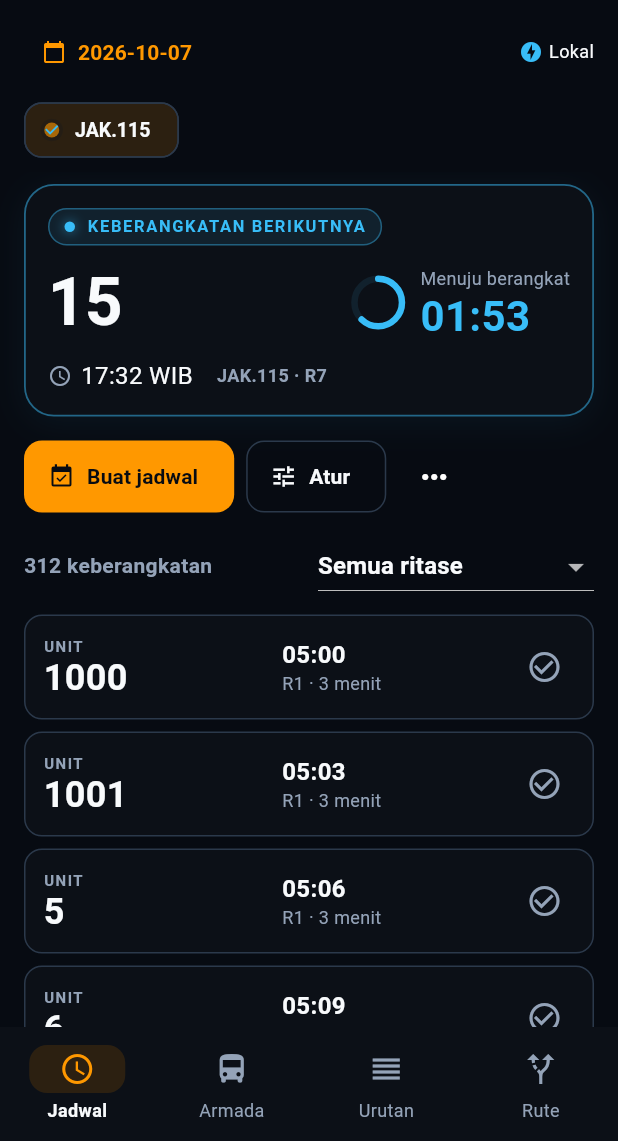
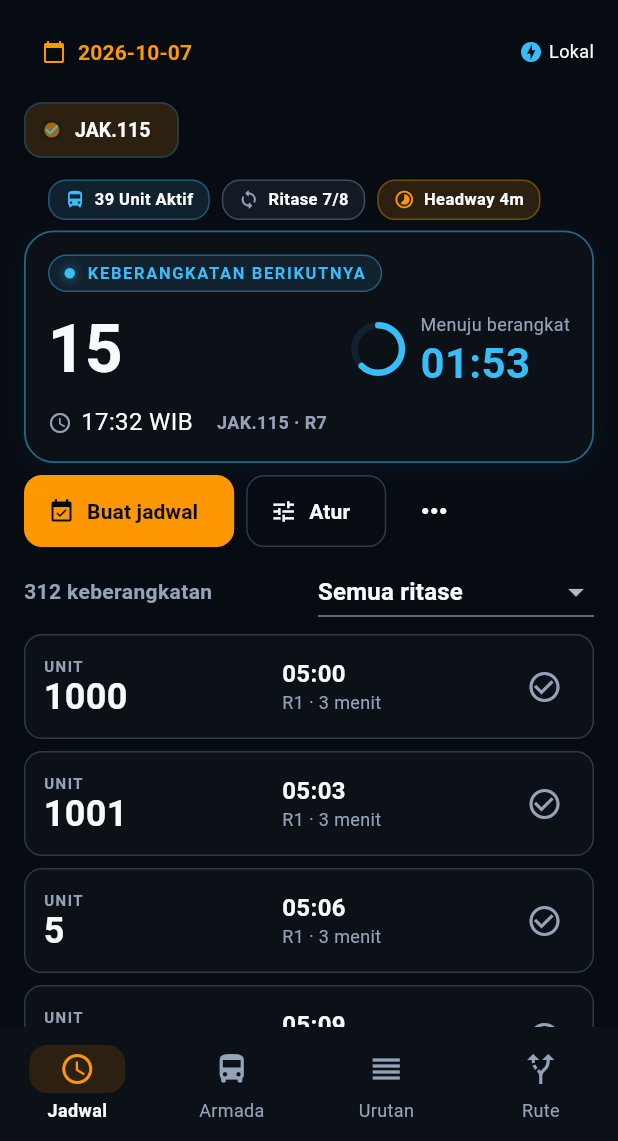
Before and after one commit to biiCode37/hedge-cross, a Flutter app: the screen it shows after launch, on a phone screen of 412 x 824 dp, the part 95-1236 px from its top. Run offline on Flutter 3.47's test engine with Material 3 defaults, Android fonts, the phone set to English and light mode, and no system bars; our stand-ins replace drift, file_picker, flutter_local_notifications, flutter_riverpod, pdf, share_plus and 2 more; missing offline and left inert: excel; accounts and stored records are empty.

Commit message:
feat(ui): integrate Cyber-Transit HUD into main operational schedule screen

```diff
--- a/lib/ui/app.dart
+++ b/lib/ui/app.dart
@@ -15,6 +15,7 @@ import '../domain/models.dart';
 import 'configuration.dart';
 import 'design_system.dart';
 import 'dispatch_components.dart';
+import 'telemetry_bar.dart';
 import 'alarm_overlay.dart';
 import 'alarm_permissions.dart';
 import '../domain/alarm_plan.dart';
@@ -451,9 +452,27 @@ class _HomeState extends ConsumerState<HomeScreen> with WidgetsBindingObserver {
     return CustomScrollView(
       key: PageStorageKey('schedule:${route.id}'),
       slivers: [
+        if (revision != null)
+          SliverToBoxAdapter(
+            child: Padding(
+              padding: const EdgeInsets.fromLTRB(16, 2, 16, 2),
+              child: FleetTelemetryPillBar(
+                activeUnits: route.activeUnits.length,
+                currentRound: focus?.departure.round ??
+                    (revision.departures.isNotEmpty
+                        ? revision.departures.first.round
+                        : 1),
+                totalRounds: route.config.rounds,
+                headwayMinutes: focus?.departure.nextGap ??
+                    (revision.departures.isNotEmpty
+                        ? (revision.departures.first.nextGap ?? 3)
+                        : 3),
+              ),
+            ),
+          ),
         SliverToBoxAdapter(
           child: Padding(
-            padding: const EdgeInsets.fromLTRB(16, 8, 16, 8),
+            padding: const EdgeInsets.fromLTRB(16, 2, 16, 4),
             child: focus != null
                 ? DepartureFocusPanel(focus: focus)
                 : Container(
@@ -523,7 +542,7 @@ class _HomeState extends ConsumerState<HomeScreen> with WidgetsBindingObserver {
           ),
         SliverToBoxAdapter(
           child: Padding(
-            padding: const EdgeInsets.symmetric(horizontal: 16, vertical: 8),
+            padding: const EdgeInsets.symmetric(horizontal: 16, vertical: 4),
             child: Wrap(
               spacing: 8,
               runSpacing: 8,
@@ -582,7 +601,7 @@ class _HomeState extends ConsumerState<HomeScreen> with WidgetsBindingObserver {
         else ...[
           SliverToBoxAdapter(
             child: Padding(
-              padding: const EdgeInsets.fromLTRB(16, 4, 16, 8),
+              padding: const EdgeInsets.fromLTRB(16, 2, 16, 4),
               child: Row(
                 children: [
                   Expanded(
@@ -632,6 +651,8 @@ class _HomeState extends ConsumerState<HomeScreen> with WidgetsBindingObserver {
                   done: workspace.hasDeparted(d.id),
                   focused: d.id == focus?.departure.id,
                   frozen: d.ordinal <= revision.frozenCount,
+                  isFirst: i == 0,
+                  isLast: i == rows.length - 1,
                   onRecord: () async {
                     if (await confirm(
                       'Unit ${d.unitNumber} sudah berangkat?',
--- a/lib/ui/schedule_timeline.dart
+++ b/lib/ui/schedule_timeline.dart
@@ -82,7 +82,10 @@ class CyberTimelineTile extends StatelessWidget {
                         crossAxisAlignment: CrossAxisAlignment.start,
                         mainAxisSize: MainAxisSize.min,
                         children: [
-                          Row(
+                          FittedBox(
+                            fit: BoxFit.scaleDown,
+                            alignment: Alignment.centerLeft,
+                            child: Row(
                               mainAxisSize: MainAxisSize.min,
                               children: [
                                 Text(
@@ -117,6 +120,7 @@ class CyberTimelineTile extends StatelessWidget {
                                   ),
                                 ],
                               ],
+                            ),
                           ),
                           const SizedBox(height: 2),
                           Text(
--- a/lib/ui/telemetry_bar.dart
+++ b/lib/ui/telemetry_bar.dart
@@ -23,7 +23,7 @@ class FleetTelemetryPillBar extends StatelessWidget {
       scrollDirection: Axis.horizontal,
       physics: const BouncingScrollPhysics(),
       child: Padding(
-        padding: const EdgeInsets.symmetric(horizontal: 16, vertical: 6),
+        padding: const EdgeInsets.symmetric(horizontal: 16, vertical: 3),
         child: Row(
           mainAxisSize: MainAxisSize.min,
           children: [
@@ -73,7 +73,7 @@ class _Pill extends StatelessWidget {
   Widget build(BuildContext context) {
     final p = context.hedge;
     return Container(
-      padding: const EdgeInsets.symmetric(horizontal: 12, vertical: 7),
+      padding: const EdgeInsets.symmetric(horizontal: 10, vertical: 5),
       decoration: BoxDecoration(
         color: background,
         borderRadius: BorderRadius.circular(HedgeTokens.radius),
@@ -82,12 +82,12 @@ class _Pill extends StatelessWidget {
       child: Row(
         mainAxisSize: MainAxisSize.min,
         children: [
-          Icon(icon, size: 15, color: accent),
+          Icon(icon, size: 14, color: accent),
           const SizedBox(width: 6),
           Text(
             label,
             style: TextStyle(
-              fontSize: 12,
+              fontSize: 11,
               fontWeight: FontWeight.w700,
               letterSpacing: .3,
               color: p.text,
```
Also changed, not shown: 1 other file. Lines whose indentation alone changed are shown as unchanged.
